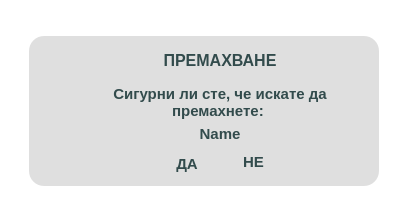
Qt form app/ui/widgets/customYesNowDialog.ui (DevilPhp/WorkSalary.v01) before a commit.
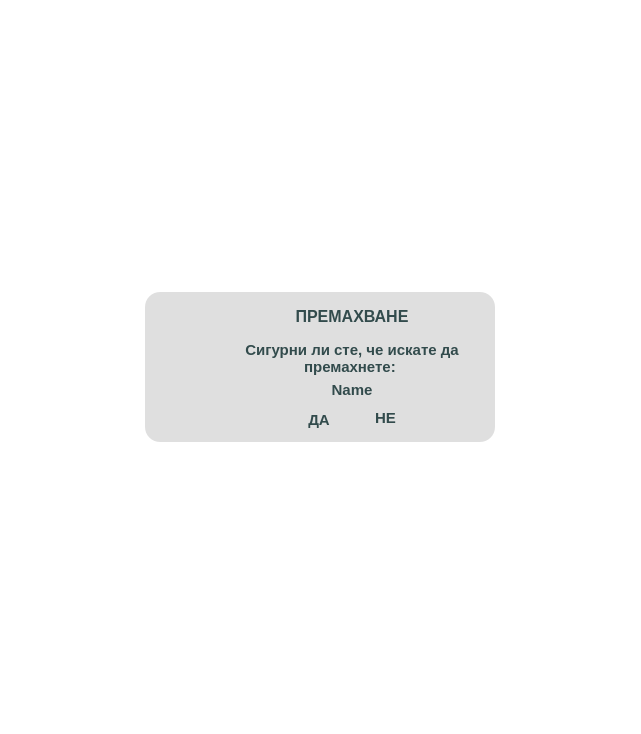
The same form after that commit. Icons and pictures are not drawn.

```diff
--- a/app/ui/widgets/customYesNowDialog.ui
+++ b/app/ui/widgets/customYesNowDialog.ui
@@ -6,8 +6,8 @@
    <rect>
     <x>0</x>
     <y>0</y>
-    <width>408</width>
-    <height>223</height>
+    <width>641</width>
+    <height>734</height>
    </rect>
   </property>
   <property name="sizePolicy">
@@ -38,6 +38,10 @@
 	color: #324b4c;
 }
 
+QPushButton:hover {
+	padding: 0px;
+}
+
 QDialog{
 	background-color: rgba(255, 255, 255, 0);
 
@@ -98,7 +102,7 @@
      <property name="maximumSize">
       <size>
        <width>380</width>
-       <height>260</height>
+       <height>16777215</height>
       </size>
      </property>
      <layout class="QVBoxLayout" name="verticalLayout">
@@ -158,6 +162,23 @@
            </property>
           </widget>
          </item>
+         <item>
+          <widget class="QPushButton" name="warningIcon">
+           <property name="text">
+            <string/>
+           </property>
+           <property name="icon">
+            <iconset resource="../../../resources.qrc">
+             <normaloff>:/icons/app/assets/icons/Danger-Triangle--Streamline-Solar-Broken-#C75f59.svg</normaloff>:/icons/app/assets/icons/Danger-Triangle--Streamline-Solar-Broken-#C75f59.svg</iconset>
+           </property>
+           <property name="iconSize">
+            <size>
+             <width>38</width>
+             <height>38</height>
+            </size>
+           </property>
+          </widget>
+         </item>
          <item>
           <widget class="QWidget" name="widget_2" native="true">
            <property name="sizePolicy">
```
Left out of the diff: 2 changed lines with no effect on the pictures.
